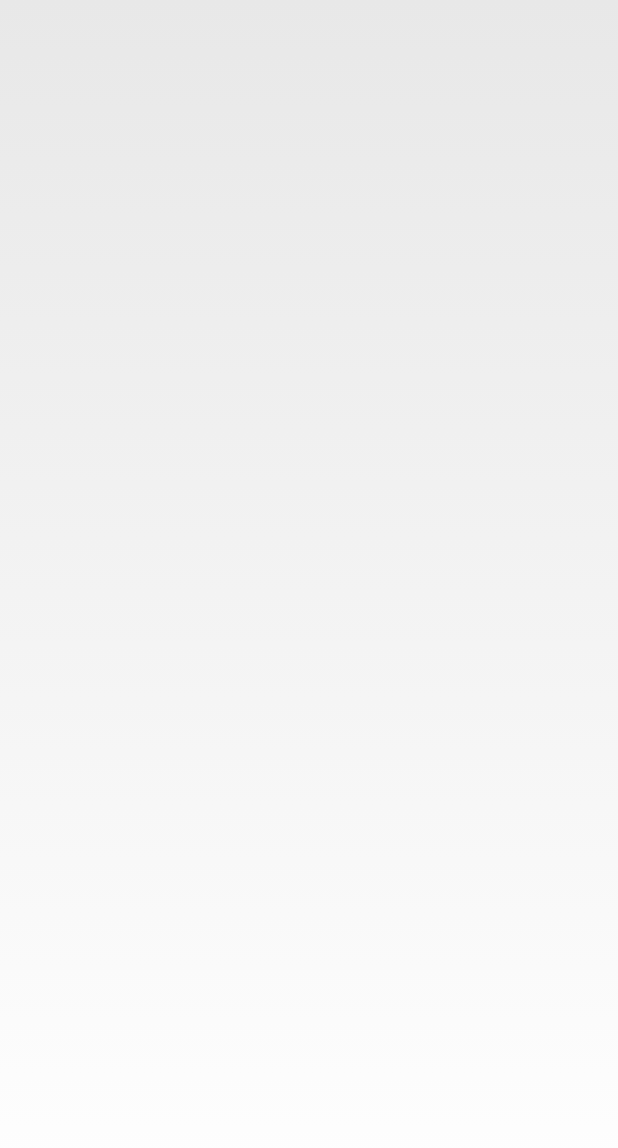
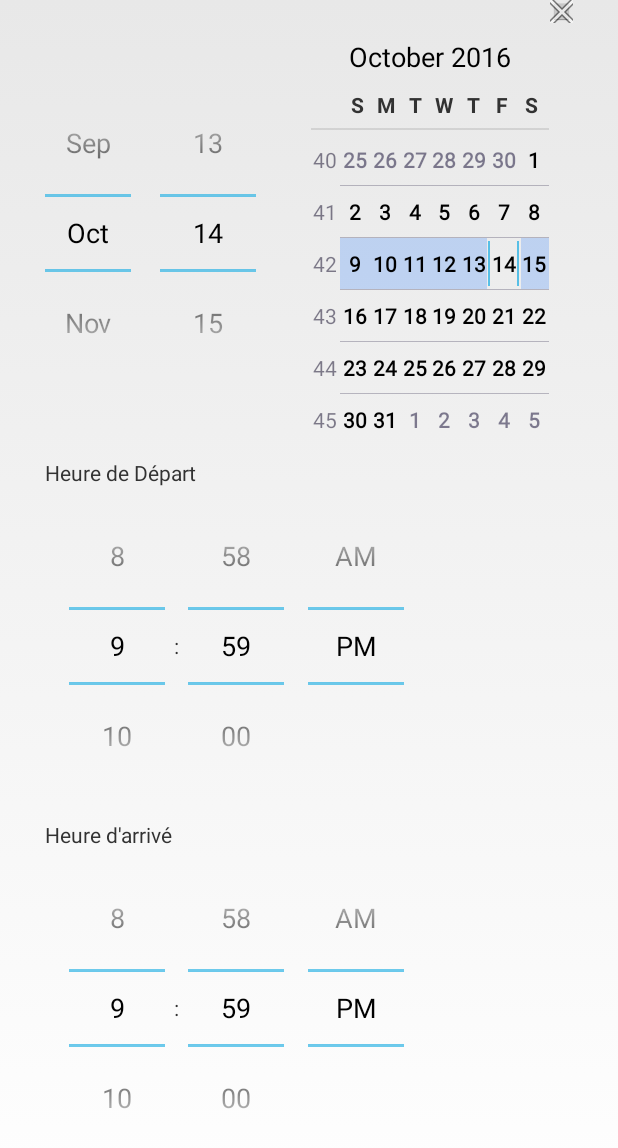
Before and after one commit to mbdioui/ETransport, an Android app: the Add_Transport2 screen opened directly, with no data from a screen before it, on a phone screen of 412 x 824 dp. Shown: the top 1148 px of the screen. Run offline under Robolectric (Android 15) with nearby library versions, the light colour scheme and no system bars.

Commit message:
Click on map check start and destination city date and time of transport check country of start and destination places

```diff
--- a/app/src/main/AndroidManifest.xml
+++ b/app/src/main/AndroidManifest.xml
@@ -21,7 +21,8 @@
         android:allowBackup="true"
         android:icon="@drawable/logo"
         android:label="@string/app_name"
-        android:theme="@style/App_theme">
+        android:theme="@style/App_theme"
+        android:name="utils.UserInfos">
         <activity
             android:name=".InsertUserActivity"
             android:label="@string/app_name">
@@ -64,7 +65,7 @@
                 <category android:name="android.intent.category.DEFAULT" />
             </intent-filter>
         </activity>
-
+        //Google Api : Maps+Places
         <meta-data
             android:name="com.google.android.geo.API_KEY"
             android:value="@string/google_maps_key" />
--- a/app/src/main/java/tn/android/etransport/etransport/Add_Transport2.java
+++ b/app/src/main/java/tn/android/etransport/etransport/Add_Transport2.java
@@ -1,13 +1,48 @@
 package tn.android.etransport.etransport;
 
 import android.app.Activity;
+import android.content.Intent;
 import android.os.Bundle;
+import android.view.View;
+import android.widget.Button;
+import android.widget.DatePicker;
+import android.widget.Toast;
+
+import com.google.android.gms.maps.model.LatLng;
 
 public class Add_Transport2 extends Activity {
-
+    private DatePicker simpleDatePicker;
+    private Button submit;
     @Override
     protected void onCreate(Bundle savedInstanceState) {
         super.onCreate(savedInstanceState);
         setContentView(R.layout.layout_add__transport2);
+        SetUp();
+        Intent intent = getIntent();
+        Bundle B =intent.getExtras();
+        if( B != null)
+        {
+            LatLng deslatlnt = (LatLng) B.get("Destination_Place");
+            LatLng startlatlnt = (LatLng) B.get("Start_place");
+
+        }
+    }
+    private void SetUp()
+    {
+        // initiate the date picker and a button
+        simpleDatePicker = (DatePicker) findViewById(R.id.dates_transport);
+        submit = (Button) findViewById(R.id.BTN_transport_done);
+        // perform click event on submit button
+        submit.setOnClickListener(new View.OnClickListener() {
+            @Override
+            public void onClick(View v) {
+                // get the values for day of month , month and year from a date picker
+                String day = "Day = " + simpleDatePicker.getDayOfMonth();
+                String month = "Month = " + (simpleDatePicker.getMonth() + 1);
+                String year = "Year = " + simpleDatePicker.getYear();
+                // display the values by using a toast
+                Toast.makeText(getApplicationContext(), day + "\n" + month + "\n" + year, Toast.LENGTH_LONG).show();
+            }
+        });
     }
 }
--- a/app/src/main/java/tn/android/etransport/etransport/Splash_screen.java
+++ b/app/src/main/java/tn/android/etransport/etransport/Splash_screen.java
@@ -26,9 +26,8 @@ public class Splash_screen extends Activity {
             @Override
             public void onAnimationEnd(Animation animation) {
             animation.reset();
-            Intent intent= new Intent(getApplicationContext(),LoginActivity.class);
+            Intent intent= new Intent(getApplicationContext(),MainClient.class);
             startActivity(intent);
-            Splash_screen.this.finish();
             }
 
             @Override
--- a/app/src/main/java/utils/UserInfos.java
+++ b/app/src/main/java/utils/UserInfos.java
@@ -1,9 +1,11 @@
 package utils;
+
+import android.app.Application;
 
 /**
  * Created by mohamed salah on 08/10/2016.
  */
 
- public class UserInfos {
+ public class UserInfos extends Application{
     private static String  Type="";
 }
--- a/app/src/main/res/layout/layout_add__transport2.xml
+++ b/app/src/main/res/layout/layout_add__transport2.xml
@@ -1,13 +1,90 @@
 <?xml version="1.0" encoding="utf-8"?>
-<RelativeLayout xmlns:android="http://schemas.android.com/apk/res/android"
+   <ScrollView xmlns:android="http://schemas.android.com/apk/res/android"
     xmlns:tools="http://schemas.android.com/tools"
     android:id="@+id/layout_add__transport2"
     android:layout_width="match_parent"
-    android:layout_height="match_parent"
+    android:layout_height="match_parent">
+
+ <RelativeLayout
     android:paddingBottom="@dimen/activity_vertical_margin"
     android:paddingLeft="@dimen/activity_horizontal_margin"
     android:paddingRight="@dimen/activity_horizontal_margin"
-    android:paddingTop="@dimen/activity_vertical_margin"
+    android:layout_width="match_parent"
+    android:layout_height="match_parent"
     tools:context="tn.android.etransport.etransport.Add_Transport2">
 
-</RelativeLayout>
+    <ImageButton
+        android:layout_width="15dp"
+        android:layout_height="15dp"
+        android:layout_alignParentTop="true"
+        android:layout_alignParentRight="true"
+        android:id="@+id/close_BTN"
+        android:src="@android:drawable/ic_menu_close_clear_cancel" />
+    <!--<Spinner-->
+        <!--android:id="@+id/times"-->
+        <!--android:layout_width="96dp"-->
+        <!--android:layout_height="wrap_content"-->
+        <!--android:layout_alignParentRight="true"-->
+        <!--android:layout_marginBottom="15dp"-->
+        <!--android:layout_marginTop="15dp"/>-->
+    <DatePicker
+        android:id="@+id/dates_transport"
+        android:layout_width="wrap_content"
+        android:layout_height="wrap_content"
+        android:layout_alignParentLeft="true"
+        android:datePickerMode="spinner"
+        android:layout_below="@id/close_BTN"/>
+        <!--android:layout_toLeftOf="@+id/times"-->
+        <!--android:layout_alignBottom="@+id/times"-->
+
+    <TextView
+        android:layout_width="wrap_content"
+        android:layout_height="wrap_content"
+        android:text="@string/Go_time"
+        android:id="@+id/label_time_go"
+        android:layout_below="@+id/dates_transport"
+        android:layout_alignParentLeft="true"
+        android:layout_marginTop="10dp"/>
+    <TimePicker
+        android:id="@+id/times_go"
+        android:layout_width="wrap_content"
+        android:layout_height="wrap_content"
+        android:layout_below="@+id/label_time_go"
+        android:timePickerMode="spinner"/>
+    <TextView
+        android:layout_width="wrap_content"
+        android:layout_height="wrap_content"
+        android:text="@string/Arrive_time"
+        android:id="@+id/label_time_arrive"
+        android:layout_below="@+id/times_go"
+        android:layout_marginTop="10dp"
+        android:layout_alignParentLeft="true"/>
+    <TimePicker
+        android:id="@+id/times_arrive"
+        android:layout_width="wrap_content"
+        android:layout_height="wrap_content"
+        android:layout_below="@+id/label_time_arrive"
+        android:timePickerMode="spinner"/>
+
+    <EditText
+        android:layout_width="match_parent"
+        android:layout_height="130dp"
+        android:layout_marginTop="10dp"
+        android:id="@+id/description_transport"
+        android:hint="@string/transport_description"
+        android:layout_below="@+id/times_arrive"
+        android:layout_alignParentLeft="true"
+       />
+
+    <Button
+        android:id="@+id/BTN_transport_done"
+        android:layout_width="wrap_content"
+        android:layout_height="wrap_content"
+        android:layout_marginTop="15dp"
+        android:layout_below="@+id/description_transport"
+        android:layout_alignParentBottom="true"
+        android:layout_centerHorizontal="true"
+        android:text="@string/done" />
+
+ </RelativeLayout>
+</ScrollView>
--- a/app/src/main/res/values/strings.xml
+++ b/app/src/main/res/values/strings.xml
@@ -37,6 +37,11 @@
     <string name="permission_required_toast">Location permission is required for this app.</string>
     <string name="permission_rationale_location">Access to the location service is required to demonstrate the \'my location\' feature, which shows your current location on the map.</string>
     <string name="BTN_AddPath_label">Add Path</string>
-    <string name="no_places_found">la destination cherché n\'est pas trouvé, essayez encore</string>
+    <string name="no_places_found">la destination cherché n\'est pas trouvé ou dans un pays au déla de la zone de couverture, essayez encore</string>
+    <string name="done">valider</string>
+    <string name="transport_description">veuillez décrire votre trajet</string>
+    <string name="Go_time">Heure de Départ</string>
+    <string name="Arrive_time">Heure d\'arrivé</string>
+    <string name="destination_label">Veuillez saisir votre adresse de destination :</string>
 
 </resources>
```
Also changed, not shown: app/src/main/java/tn/android/etransport/etransport/AddCityTask.java (added, +70 -0 lines), app/src/main/java/tn/android/etransport/etransport/Add_Transport1.java (+90 -69 lines), app/src/main/java/utils/DatePickerFragment.java (added, +34 -0 lines), app/src/main/java/utils/GPSTracker.java (+7 -0 lines), app/src/main/res/layout/layout_add__transport.xml (+39 -17 lines).
